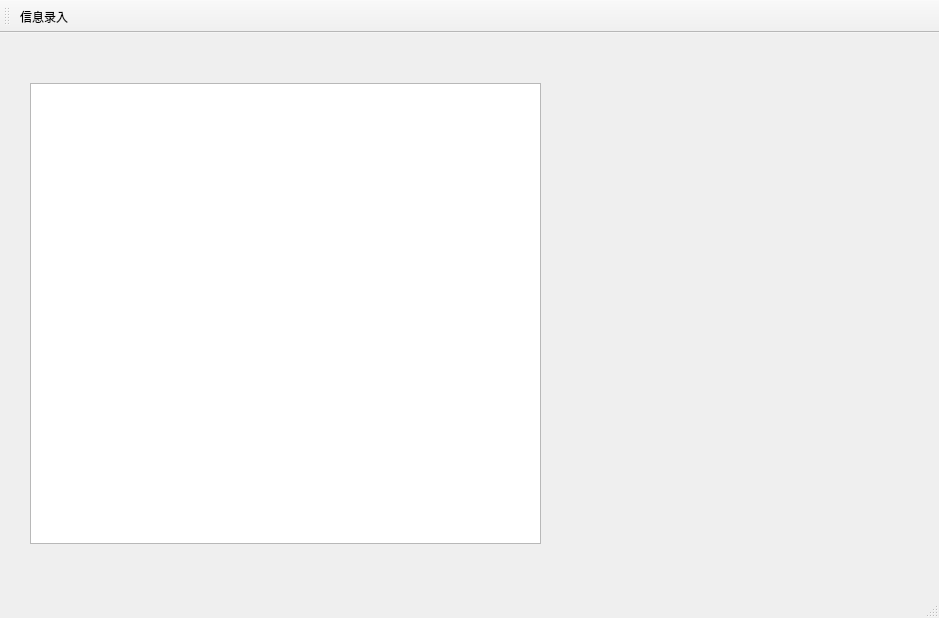
Old version of the form QVIPSystem/QVIPSystem/QVIPSystem.ui in the repository ydpan/ydpanProject.
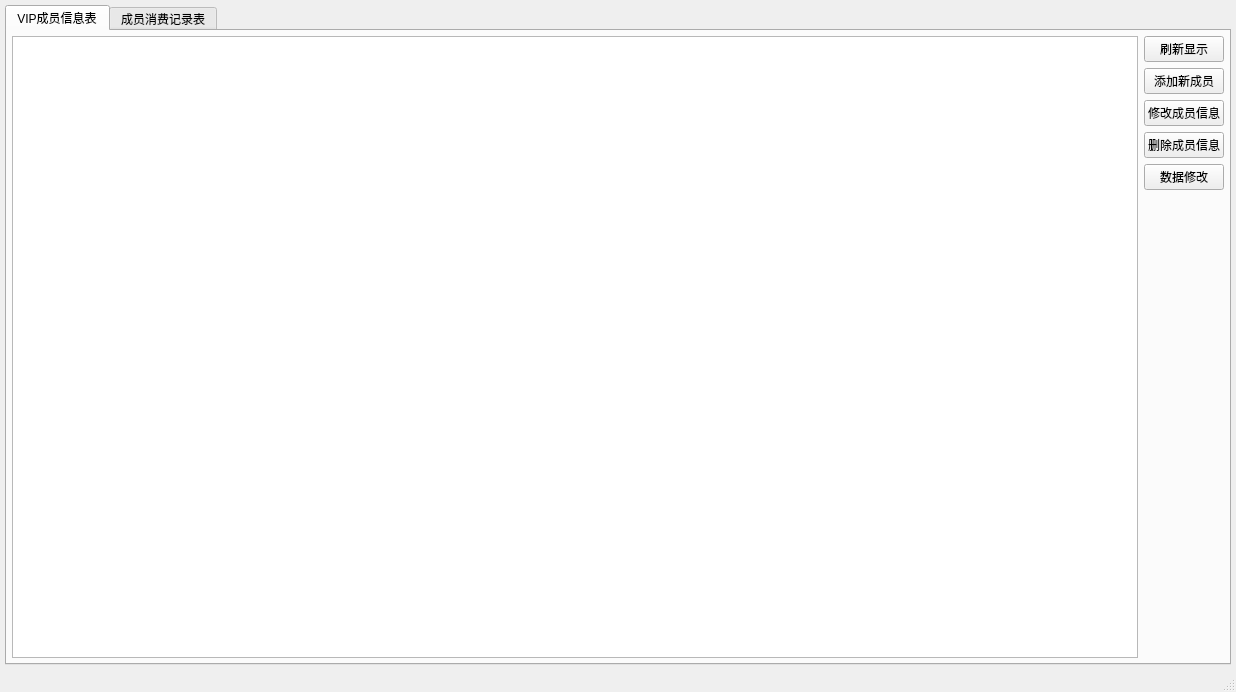
New version of the form. The open tabs and pages were chosen to show the change. Icons and pictures are not drawn.

```diff
--- a/QVIPSystem/QVIPSystem/QVIPSystem.ui
+++ b/QVIPSystem/QVIPSystem/QVIPSystem.ui
@@ -6,36 +6,146 @@
    <rect>
     <x>0</x>
     <y>0</y>
-    <width>939</width>
-    <height>618</height>
+    <width>1236</width>
+    <height>692</height>
    </rect>
   </property>
   <property name="windowTitle">
    <string>QVIPSystem</string>
   </property>
   <widget class="QWidget" name="centralWidget">
-   <widget class="QTableView" name="tableView">
-    <property name="geometry">
-     <rect>
-      <x>30</x>
-      <y>50</y>
-      <width>511</width>
-      <height>461</height>
-     </rect>
+   <layout class="QGridLayout" name="gridLayout">
+    <property name="leftMargin">
+     <number>5</number>
     </property>
-   </widget>
-  </widget>
-  <widget class="QToolBar" name="mainToolBar">
-   <property name="toolButtonStyle">
-    <enum>Qt::ToolButtonTextUnderIcon</enum>
-   </property>
-   <attribute name="toolBarArea">
-    <enum>TopToolBarArea</enum>
-   </attribute>
-   <attribute name="toolBarBreak">
-    <bool>false</bool>
-   </attribute>
-   <addaction name="AddVIPMember_action"/>
+    <property name="topMargin">
+     <number>5</number>
+    </property>
+    <property name="rightMargin">
+     <number>5</number>
+    </property>
+    <property name="bottomMargin">
+     <number>5</number>
+    </property>
+    <item row="2" column="0">
+     <widget class="QTabWidget" name="tabWidget">
+      <property name="currentIndex">
+       <number>1</number>
+      </property>
+      <widget class="QWidget" name="tab">
+       <attribute name="title">
+        <string>VIP成员信息表</string>
+       </attribute>
+       <layout class="QGridLayout" name="gridLayout_2">
+        <property name="leftMargin">
+         <number>5</number>
+        </property>
+        <property name="topMargin">
+         <number>5</number>
+        </property>
+        <property name="rightMargin">
+         <number>5</number>
+        </property>
+        <property name="bottomMargin">
+         <number>5</number>
+        </property>
+        <item row="5" column="1">
+         <spacer name="verticalSpacer">
+          <property name="orientation">
+           <enum>Qt::Vertical</enum>
+          </property>
+          <property name="sizeHint" stdset="0">
+           <size>
+            <width>20</width>
+            <height>40</height>
+           </size>
+          </property>
+         </spacer>
+        </item>
+        <item row="3" column="1">
+         <widget class="QPushButton" name="m_pbDel">
+          <property name="text">
+           <string>删除成员信息</string>
+          </property>
+         </widget>
+        </item>
+        <item row="2" column="1">
+         <widget class="QPushButton" name="m_pbModify">
+          <property name="text">
+           <string>修改成员信息</string>
+          </property>
+         </widget>
+        </item>
+        <item row="0" column="1">
+         <widget class="QPushButton" name="pushButton">
+          <property name="text">
+           <string>刷新显示</string>
+          </property>
+         </widget>
+        </item>
+        <item row="0" column="0" rowspan="6">
+         <widget class="QTableView" name="tableView"/>
+        </item>
+        <item row="1" column="1">
+         <widget class="QPushButton" name="m_pbAdd">
+          <property name="text">
+           <string>添加新成员</string>
+          </property>
+         </widget>
+        </item>
+        <item row="4" column="1">
+         <widget class="QPushButton" name="m_pbMod">
+          <property name="text">
+           <string>数据修改</string>
+          </property>
+         </widget>
+        </item>
+       </layout>
+      </widget>
+      <widget class="QWidget" name="tab_2">
+       <attribute name="title">
+        <string>成员消费记录表</string>
+       </attribute>
+       <widget class="QTableView" name="tableView_2">
+        <property name="geometry">
+         <rect>
+          <x>10</x>
+          <y>30</y>
+          <width>571</width>
+          <height>561</height>
+         </rect>
+        </property>
+       </widget>
+       <widget class="QPushButton" name="pushButton_2">
+        <property name="geometry">
+         <rect>
+          <x>890</x>
+          <y>50</y>
+          <width>191</width>
+          <height>46</height>
+         </rect>
+        </property>
+        <property name="text">
+         <string>添加消费记录</string>
+        </property>
+       </widget>
+       <widget class="QPushButton" name="pushButton_3">
+        <property name="geometry">
+         <rect>
+          <x>890</x>
+          <y>120</y>
+          <width>191</width>
+          <height>46</height>
+         </rect>
+        </property>
+        <property name="text">
+         <string>删除消费记录</string>
+        </property>
+       </widget>
+      </widget>
+     </widget>
+    </item>
+   </layout>
   </widget>
   <widget class="QStatusBar" name="statusBar"/>
   <action name="AddVIPMember_action">
```
Left out of the diff: 2 changed lines with no effect on the pictures.
